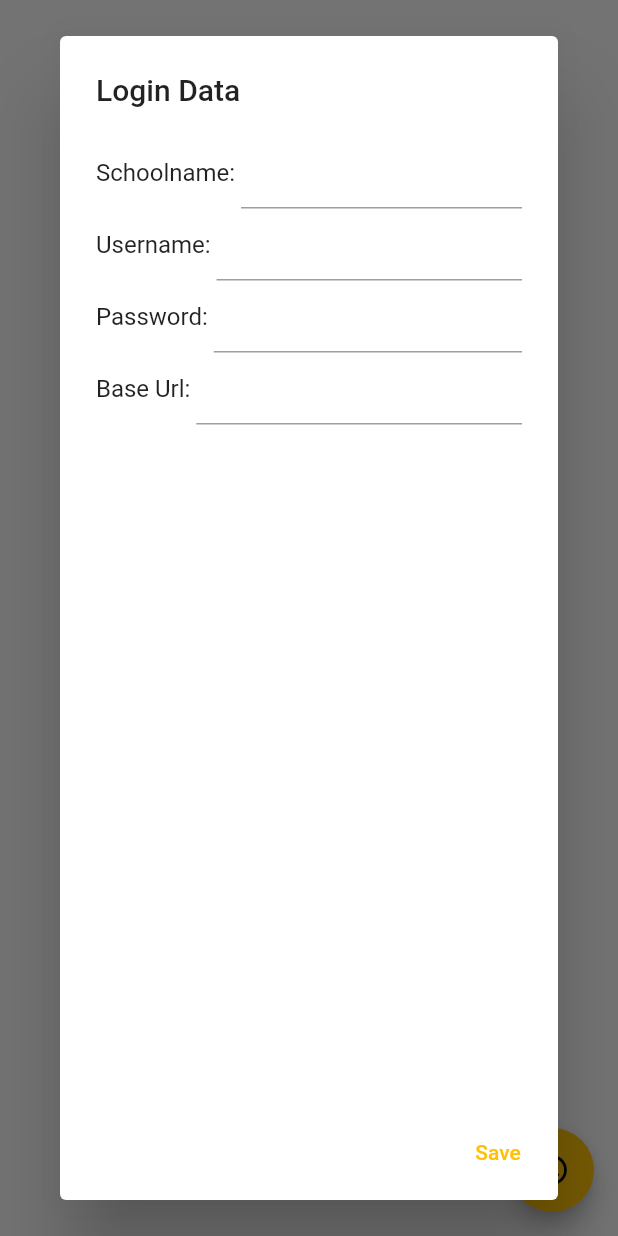
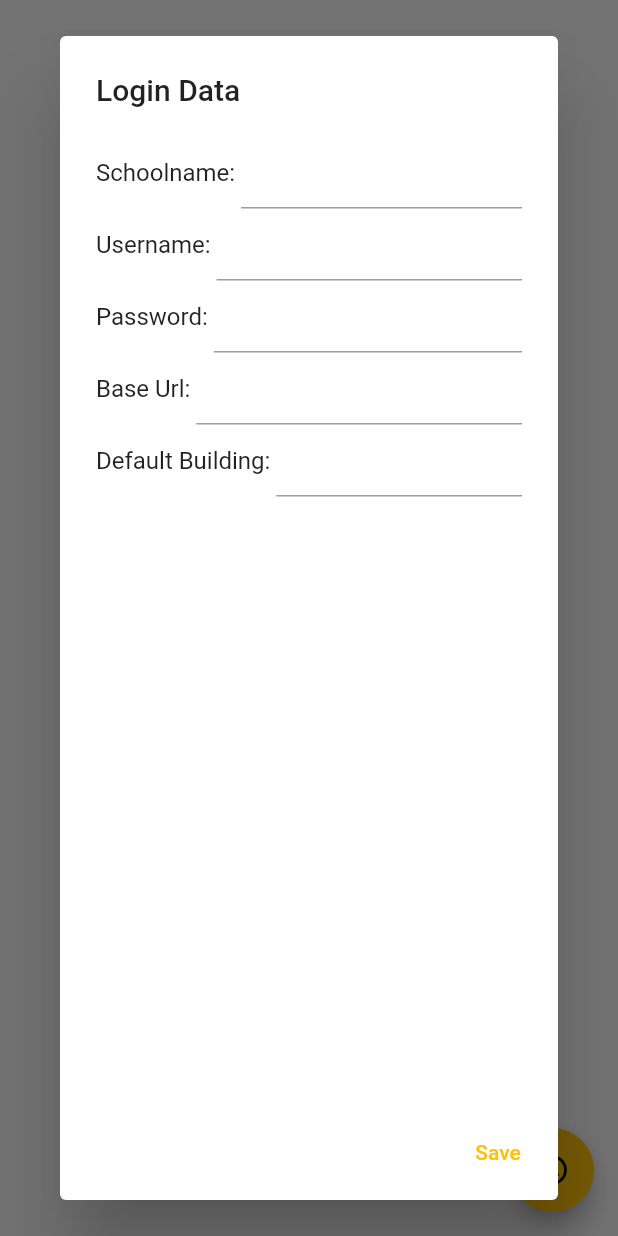
Before and after one commit to IamLuisAUT/untis-free-rooms, a Flutter app: the screen it shows after launch, after a tap on the "key" icon, on a phone screen of 412 x 824 dp. Run offline on Flutter 3.47's test engine with Material 2 defaults, Android fonts, the phone set to English and light mode, and no system bars; our stand-ins replace shared_preferences; network calls fail.

Commit message:
Add default building functionality

```diff
--- a/lib/main.dart
+++ b/lib/main.dart
@@ -47,6 +47,7 @@ class _MyHomePageState extends State<MyHomePage> {
   String username = '';
   String password = '';
   String baseUrl = '';
+  String defaultBuilding = '';
   DateTime date = DateTime.now();
   late WebUntis untis;
 
@@ -54,6 +55,8 @@ class _MyHomePageState extends State<MyHomePage> {
   final _usernameTextController = TextEditingController();
   final _passwordTextController = TextEditingController();
   final _baseUrlTextController = TextEditingController();
+  final _defaultBuildingTextController = TextEditingController();
+  final _buildingTextController = TextEditingController();
 
   String freeRooms = '-';
   String blockedRooms = '-';
@@ -86,6 +89,7 @@ class _MyHomePageState extends State<MyHomePage> {
     username = _usernameTextController.value.text;
     password = _passwordTextController.value.text;
     baseUrl = _baseUrlTextController.value.text;
+    defaultBuilding = _defaultBuildingTextController.value.text;
 
     if(!preferencesInit) {
       preferences = await SharedPreferences.getInstance();
@@ -96,6 +100,7 @@ class _MyHomePageState extends State<MyHomePage> {
     await preferences.setString('username', username);
     await preferences.setString('password', password);
     await preferences.setString('baseurl', baseUrl);
+    await preferences.setString('defaultBuilding', defaultBuilding);
   }
 
   void _retrieveLogin() async {
@@ -108,12 +113,15 @@ class _MyHomePageState extends State<MyHomePage> {
     username = preferences.getString('username') ?? '';
     password = preferences.getString('password') ?? '';
     baseUrl = preferences.getString('baseurl') ?? '';
+    defaultBuilding = preferences.getString('defaultBuilding') ?? '';
 
     _schoolTextController.text = schoolname;
     _usernameTextController.text = username;
     _passwordTextController.text = password;
     _baseUrlTextController.text = baseUrl;
+    _defaultBuildingTextController.text = defaultBuilding;
 
+    _buildingTextController.text = _defaultBuildingTextController.value.text;
     newUntisSession();
   }
 
@@ -174,6 +182,7 @@ class _MyHomePageState extends State<MyHomePage> {
                             width: MediaQuery.of(context).size.width*0.2,
                             margin: const EdgeInsets.only(left: 10.0, right: 10.0),
                             child: TextField(
+                              controller: _buildingTextController,
                               onChanged: (value) {
                                 setState(() {
                                   selectedBuilding = value;
@@ -318,6 +327,15 @@ class _MyHomePageState extends State<MyHomePage> {
                                 )
                               ]
                           ),
+                          Row(
+                              mainAxisSize: MainAxisSize.max,
+                              children: <Widget>[
+                                const Text("Default Building: "),
+                                Expanded(
+                                  child: TextField(controller: _defaultBuildingTextController),
+                                )
+                              ]
+                          )
                         ],
                       )
                     ]
```
